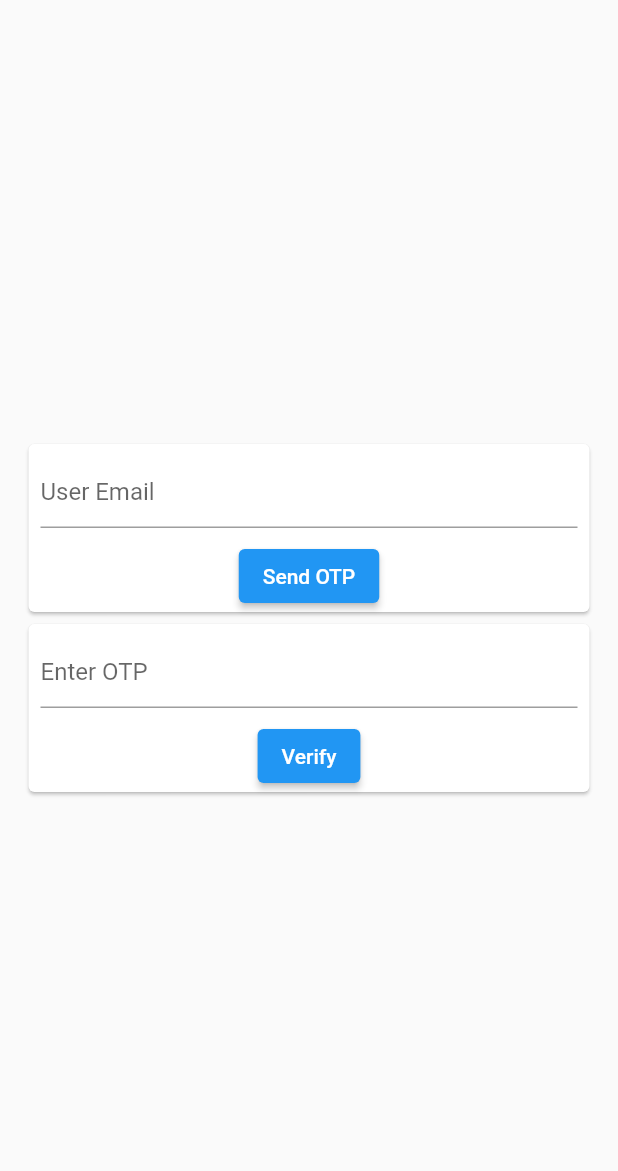
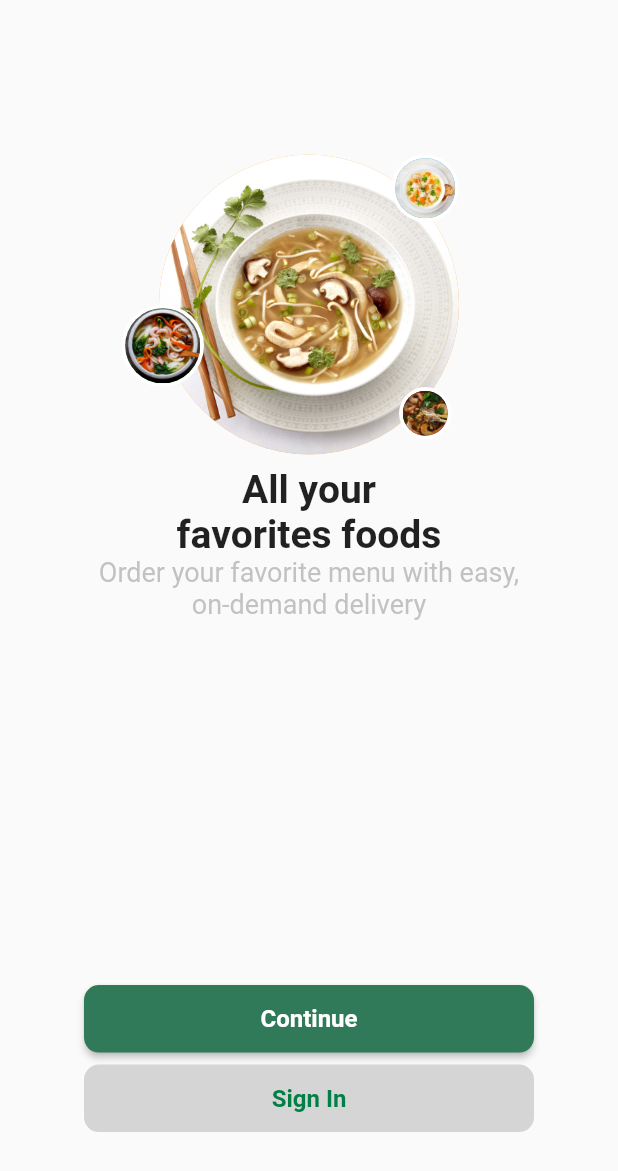
Before and after one commit to Jonanathan-T/familys, a Flutter app: the screen it shows after launch, on a phone screen of 412 x 824 dp. Shown: the top 1171 px of the screen. Run offline on Flutter 3.47's test engine with Material 2 defaults, Android fonts, the phone set to English and light mode, and no system bars; our stand-ins replace dartz, equatable, google_sign_in; missing offline and left inert: data_connection_checker_nulls.

Commit message:
Add presentatio page

```diff
--- /dev/null
+++ b/lib/app/app.dart
@@ -0,0 +1,26 @@
+import 'package:familys/app/ui/theme/familys_theme.dart';
+import 'package:flutter/material.dart';
+import 'package:flutter/services.dart';
+
+import 'ui/pages/splash_page.dart';
+
+class MyApp extends StatelessWidget {
+  const MyApp({Key? key}) : super(key: key);
+
+  @override
+  Widget build(BuildContext context) {
+    SystemChrome.setSystemUIOverlayStyle(
+      const SystemUiOverlayStyle(
+        statusBarColor: Colors.transparent,
+        statusBarIconBrightness: Brightness.dark,
+      ),
+    );
+    //? Permet à l'application de toujours être en mode portrait
+    SystemChrome.setPreferredOrientations([DeviceOrientation.portraitUp]);
+    return MaterialApp(
+      debugShowCheckedModeBanner: false,
+      theme: familysTheme,
+      home: const SplashPage(),
+    );
+  }
+}
--- /dev/null
+++ b/lib/app/ui/pages/presentation_page.dart
@@ -0,0 +1,237 @@
+import 'package:flutter/material.dart';
+
+import 'login_page.dart';
+
+class PresentationPage extends StatefulWidget {
+  const PresentationPage({Key? key}) : super(key: key);
+
+  @override
+  State<PresentationPage> createState() => _PresentationPageState();
+}
+
+class Presentation {
+  final String title;
+  final String subtitle;
+  final List<String> illustrations;
+
+  Presentation({
+    required this.title,
+    required this.subtitle,
+    required this.illustrations,
+  });
+
+  String illustration({required int index}) =>
+      'assets/illustrations/${illustrations[index]}.jpg';
+}
+
+class _PresentationPageState extends State<PresentationPage> {
+  final _presentation = <Presentation>[
+    Presentation(
+      title: 'All your\nfavorites foods',
+      subtitle: 'Order your favorite menu with easy,\non-demand delivery',
+      illustrations: ['soupe-1', 'soupe-2', 'soupe-3', 'soupe-4'],
+    ),
+    Presentation(
+      title: 'Get delivery at your\ndoorstep',
+      subtitle: 'Your ready order will be delivered\nquickly by our courier',
+      illustrations: ['delivery-1', 'delivery-2', 'delivery-3', 'delivery-4'],
+    ),
+  ];
+
+  late PageController pageController;
+  double viewportFraction = 0.8;
+  late double? pageOffset;
+  bool getStarted = false;
+
+  @override
+  void initState() {
+    super.initState();
+    pageController = PageController(
+      initialPage: 0,
+      viewportFraction: viewportFraction,
+    )..addListener(() {
+        setState(() {
+          pageOffset = pageController.page;
+        });
+      });
+  }
+
+  @override
+  Widget build(BuildContext context) {
+    double height = MediaQuery.of(context).size.height;
+    return Scaffold(
+      body: SafeArea(
+        child: Flex(
+          direction: Axis.vertical,
+          children: [
+            Flexible(
+              flex: 8,
+              child: PageView.builder(
+                itemBuilder: ((context, index) {
+                  return Column(
+                    children: [
+                      Padding(
+                        padding: EdgeInsets.only(
+                          top: height / 8,
+                          bottom: 8.0,
+                        ),
+                        child: Stack(
+                          children: [
+                            Padding(
+                              padding:
+                                  const EdgeInsets.symmetric(horizontal: 25.0),
+                              child: ClipRRect(
+                                borderRadius: BorderRadius.circular(100.0),
+                                child: Container(
+                                  color: Colors.orangeAccent,
+                                  height: 200,
+                                  width: 200,
+                                  child: Image.asset(
+                                    _presentation[index].illustration(index: 0),
+                                    fit: BoxFit.fitHeight,
+                                  ),
+                                ),
+                              ),
+                            ),
+                            Positioned(
+                              bottom: 45,
+                              child: Stack(
+                                alignment: AlignmentDirectional.center,
+                                children: [
+                                  ClipRRect(
+                                    borderRadius: BorderRadius.circular(100.0),
+                                    child: Container(
+                                      height: 55,
+                                      width: 55,
+                                      color: Colors.white,
+                                    ),
+                                  ),
+                                  ClipRRect(
+                                    borderRadius: BorderRadius.circular(100.0),
+                                    child: Container(
+                                      height: 50,
+                                      width: 50,
+                                      color: Colors.green,
+                                      child: Image.asset(
+                                        _presentation[index]
+                                            .illustration(index: 1),
+                                        fit: BoxFit.cover,
+                                      ),
+                                    ),
+                                  ),
+                                ],
+                              ),
+                            ),
+                            Positioned(
+                              right: 25,
+                              child: Stack(
+                                alignment: AlignmentDirectional.center,
+                                children: [
+                                  ClipRRect(
+                                    borderRadius: BorderRadius.circular(100.0),
+                                    child: Container(
+                                      height: 45,
+                                      width: 45,
+                                      color: Colors.white,
+                                    ),
+                                  ),
+                                  ClipRRect(
+                                    borderRadius: BorderRadius.circular(100.0),
+                                    child: Container(
+                                      height: 40,
+                                      width: 40,
+                                      color: Colors.blue,
+                                      child: Image.asset(
+                                        _presentation[index]
+                                            .illustration(index: 2),
+                                        fit: BoxFit.cover,
+                                      ),
+                                    ),
+                                  ),
+                                ],
+                              ),
+                            ),
+                            Positioned(
+                              right: 30,
+                              bottom: 10,
+                              child: Stack(
+                                alignment: AlignmentDirectional.center,
+                                children: [
+                                  ClipRRect(
+                                    borderRadius: BorderRadius.circular(100.0),
+                                    child: Container(
+                                      height: 35,
+                                      width: 35,
+                                      color: Colors.white,
+                                    ),
+                                  ),
+                                  ClipRRect(
+                                    borderRadius: BorderRadius.circular(100.0),
+                                    child: Container(
+                                      height: 30,
+                                      width: 30,
+                                      color: Colors.purple,
+                                      child: Image.asset(
+                                        _presentation[index]
+                                            .illustration(index: 3),
+                                        fit: BoxFit.cover,
+                                      ),
+                                    ),
+                                  ),
+                                ],
+                              ),
+                            ),
+                          ],
+                        ),
+                      ),
+                      Text(
+                        _presentation[index].title,
+                        textAlign: TextAlign.center,
+                        style: const TextStyle(
+                          fontWeight: FontWeight.bold,
+                          fontSize: 26.0,
+                        ),
+                      ),
+                      Text(
+                        _presentation[index].subtitle,
+                        textAlign: TextAlign.center,
+                        style: const TextStyle(
+                          fontSize: 18.0,
+                          color: Color.fromARGB(156, 158, 158, 158),
+                        ),
+                      ),
+                    ],
+                  );
+                }),
+                itemCount: _presentation.length,
+                onPageChanged: (_) => setState(() {
+                  getStarted = !getStarted;
+                }),
+              ),
+            ),
+            Flexible(
+              flex: 1,
+              child: ElevatedButton(
+                onPressed: () {},
+                child: Text(getStarted ? 'Get Started' : 'Continue'),
+              ),
+            ),
+            const SizedBox(height: 5),
+            Flexible(
+              flex: 1,
+              child: TextButton(
+                onPressed: () => Navigator.push(
+                  context,
+                  MaterialPageRoute(
+                    builder: (BuildContext context) => const LoginPage(),
+                  ),
+                ),
+                child: const Text('Sign In'),
+              ),
+            ),
+          ],
+        ),
+      ),
+    );
+  }
+}
--- /dev/null
+++ b/lib/app/ui/theme/familys_theme.dart
@@ -0,0 +1,79 @@
+import 'package:flutter/material.dart';
+import 'package:flutter/services.dart';
+import '../utils/utils.dart';
+
+ThemeData get familysTheme => ThemeData.light().copyWith(
+      appBarTheme: const AppBarTheme().copyWith(
+        backgroundColor: Colors.transparent,
+        foregroundColor: Colors.black,
+        centerTitle: true,
+        elevation: 0,
+        systemOverlayStyle: const SystemUiOverlayStyle(
+          statusBarColor: Colors.transparent,
+          statusBarIconBrightness: Brightness.dark,
+        ),
+      ),
+      textButtonTheme: TextButtonThemeData(
+        style: ButtonStyle(
+          textStyle: MaterialStateProperty.all<TextStyle>(
+            const TextStyle(fontWeight: FontWeight.bold, fontSize: 16.0),
+          ),
+          backgroundColor: MaterialStateProperty.all(
+            Colors.grey.withOpacity(0.4),
+          ),
+          foregroundColor: MaterialStateProperty.all(
+            const Color.fromARGB(255, 2, 126, 70),
+          ),
+          shape: MaterialStateProperty.all(
+            RoundedRectangleBorder(
+              borderRadius: BorderRadius.circular(10),
+            ),
+          ),
+          fixedSize: MaterialStateProperty.all(const Size(300, 45)),
+        ),
+      ),
+      elevatedButtonTheme: ElevatedButtonThemeData(
+        style: ElevatedButton.styleFrom(
+          primary: Utils.primaryColor,
+          onPrimary: Colors.white,
+          shape: RoundedRectangleBorder(
+            borderRadius: BorderRadius.circular(10),
+          ),
+          textStyle: const TextStyle(
+            color: Colors.white,
+            fontWeight: FontWeight.bold,
+            fontSize: 16.0,
+          ),
+          // padding: Utils.buttonSize,
+          fixedSize: const Size(300.0, 45.0),
+        ),
+      ),
+      bottomNavigationBarTheme: const BottomNavigationBarThemeData().copyWith(
+        selectedItemColor: Utils.primaryColor,
+        showSelectedLabels: false,
+        selectedLabelStyle: const TextStyle(fontSize: 0.0),
+        showUnselectedLabels: false,
+        unselectedIconTheme: const IconThemeData().copyWith(size: 30.0),
+        type: BottomNavigationBarType.fixed,
+      ),
+      progressIndicatorTheme: const ProgressIndicatorThemeData().copyWith(
+        color: Utils.primaryColor,
+      ),
+      dialogTheme: const DialogTheme().copyWith(
+        shape: RoundedRectangleBorder(
+          borderRadius: BorderRadius.circular(15),
+        ),
+      ),
+      inputDecorationTheme: const InputDecorationTheme().copyWith(
+        prefixIconColor: Utils.primaryColor,
+        isDense: true,
+        contentPadding: const EdgeInsets.fromLTRB(10, 20, 10, 0),
+        border: OutlineInputBorder(
+          borderRadius: BorderRadius.circular(20.0),
+          borderSide: BorderSide.none,
+        ),
+        filled: true,
+      ),
+      toggleableActiveColor: Utils.primaryColor,
+      primaryColor: Utils.primaryColor,
+    );
--- a/lib/main.dart
+++ b/lib/main.dart
@@ -1,97 +1,7 @@
-import 'package:email_otp/email_otp.dart';
 import 'package:flutter/material.dart';
 
+import 'app/app.dart';
+
 void main() {
-  runApp(const MaterialApp(
-    debugShowCheckedModeBanner: false,
-    home: MyApp(),
-  ));
+  runApp(const MyApp());
 }
-
-class MyApp extends StatefulWidget {
-  const MyApp({Key? key}) : super(key: key);
-
-  @override
-  State<MyApp> createState() => _MyAppState();
-}
-
-class _MyAppState extends State<MyApp> {
-  TextEditingController email = TextEditingController();
-  TextEditingController otp = TextEditingController();
-  EmailOTP myauth = EmailOTP();
-  @override
-  Widget build(BuildContext context) {
-    return Scaffold(
-      body: Padding(
-        padding: const EdgeInsets.all(15),
-        child: Column(
-          mainAxisAlignment: MainAxisAlignment.center,
-          children: [
-            Card(
-              child: Column(
-                children: [
-                  Padding(
-                    padding: const EdgeInsets.all(8.0),
-                    child: TextFormField(
-                        controller: email,
-                        decoration:
-                            const InputDecoration(hintText: "User Email")),
-                  ),
-                  ElevatedButton(
-                      onPressed: () async {
-                        myauth.setConfig(
-                            appEmail: "jtotozamany73@gmail.com",
-                            appName: "Family's Soup",
-                            userEmail: email.text,
-                            otpLength: 6,
-                            otpType: OTPType.digitsOnly);
-                        if (await myauth.sendOTP() == true) {
-                          ScaffoldMessenger.of(context)
-                              .showSnackBar(const SnackBar(
-                            content: Text("OTP has been sent"),
-                          ));
-                        } else {
-                          ScaffoldMessenger.of(context)
-                              .showSnackBar(const SnackBar(
-                            content: Text("Oops, OTP send failed"),
-                          ));
-                        }
-                      },
-                      child: const Text("Send OTP")),
-                ],
-              ),
-            ),
-            Card(
-              child: Column(
-                children: [
-                  Padding(
-                    padding: const EdgeInsets.all(8.0),
-                    child: TextFormField(
-                        controller: otp,
-                        decoration:
-                            const InputDecoration(hintText: "Enter OTP")),
-                  ),
-                  ElevatedButton(
-                      onPressed: () async {
-                        if (await myauth.verifyOTP(otp: otp.text) == true) {
-                          ScaffoldMessenger.of(context)
-                              .showSnackBar(const SnackBar(
-                            content: Text("OTP is verified"),
-                          ));
-                        } else {
-                          ScaffoldMessenger.of(context)
-                              .showSnackBar(const SnackBar(
-                            content: Text("Invalid OTP"),
-                          ));
-                        }
-                      },
-                      child: const Text("Verify")),
-                ],
-              ),
-            )
-          ],
-        ),
-      ),
-    );
-  }
-}
```
Also changed, not shown: lib/app/ui/pages/login_page.dart (added, +22 -0 lines), lib/app/ui/pages/splash_page.dart (added, +58 -0 lines), lib/app/ui/utils/utils.dart (added, +59 -0 lines), assets/illustrations/delivery-1.jpg (added), assets/illustrations/delivery-2.jpg (added), assets/illustrations/delivery-3.jpg (added), assets/illustrations/delivery-4.jpg (added), assets/illustrations/soupe-1.jpg (added), assets/illustrations/soupe-2.jpg (added), assets/illustrations/soupe-3.jpg (added), assets/illustrations/soupe-4.jpg (added), 1 other file.
